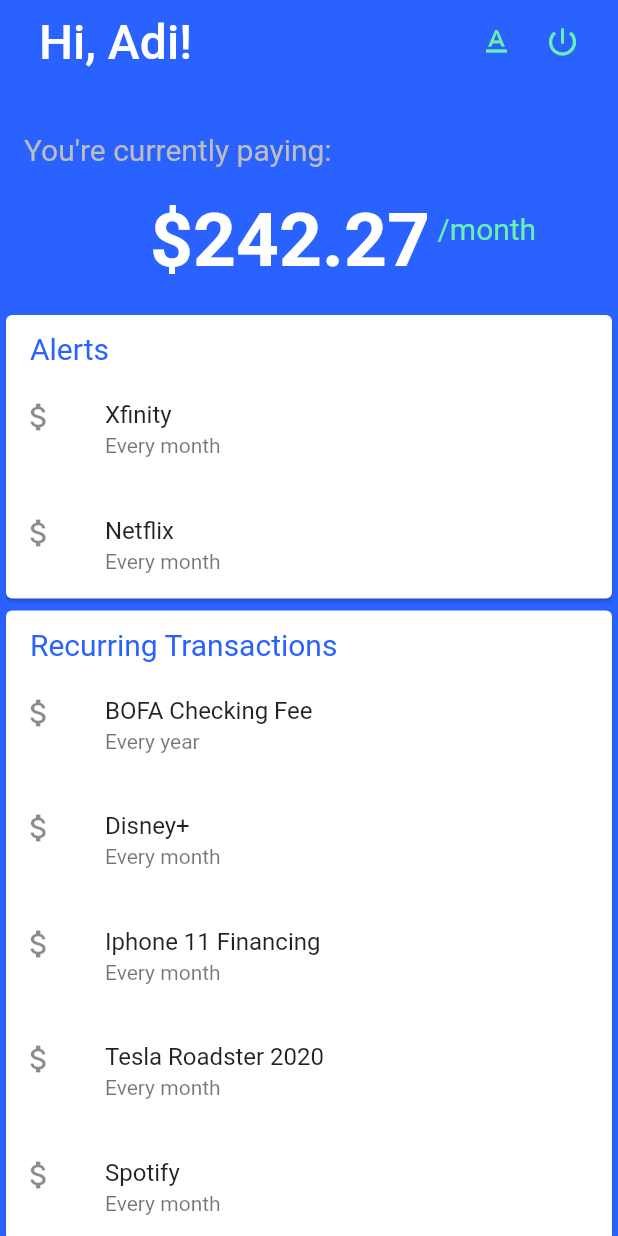
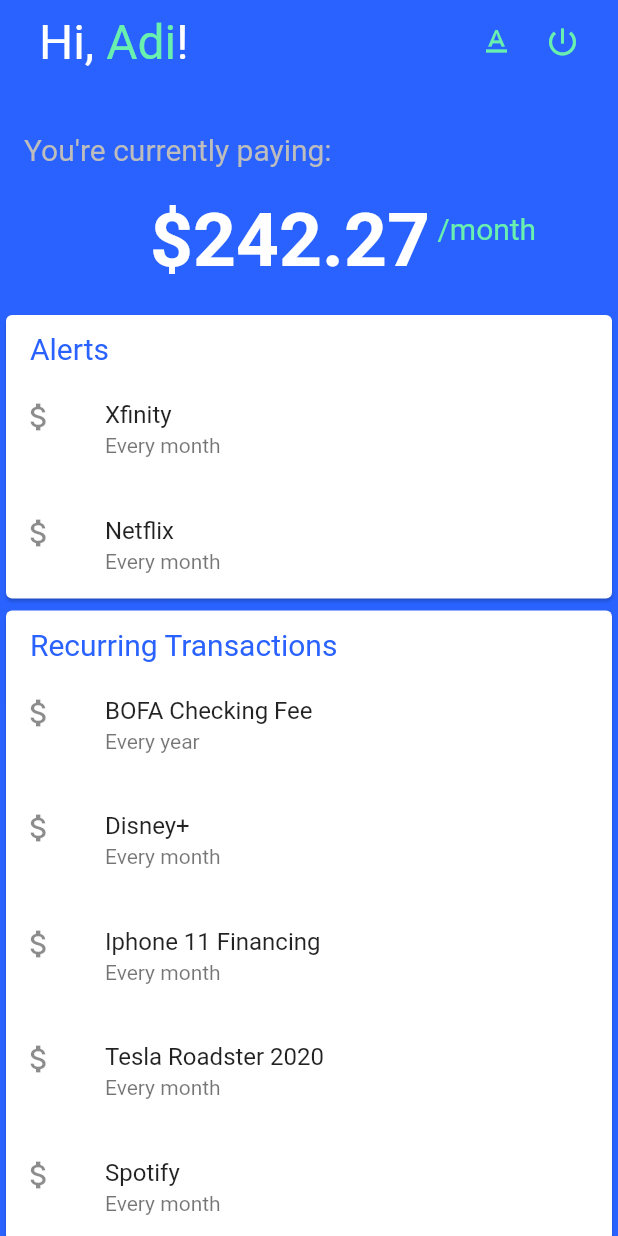
Before and after one commit to IYZaytsev/VTHacks-Frontend, a Flutter app: the screen it shows after launch, on a phone screen of 412 x 824 dp. Run offline on Flutter 3.47's test engine with Material 2 defaults, Android fonts, the phone set to English and light mode, and no system bars.

Commit message:
quality of life improvements

```diff
--- a/lib/main.dart
+++ b/lib/main.dart
@@ -27,11 +27,29 @@ class MainApp extends StatelessWidget {
     return Scaffold(
       appBar: AppBar(
         titleSpacing: -30.0,
-        title: Text(
-          'Hi, ${name}!',
+        title: RichText(
+          text: TextSpan(
+            text: 'Hi, ',
             style: TextStyle(
-              fontSize: 32,
-            ),
+              color: Colors.white,
+              fontSize: 32),
+              children: <TextSpan>[
+                TextSpan(text: 'Adi',
+                  style: TextStyle(
+                    color: Color(0xFF69F0AE),
+                    fontSize: 32,
+                  ),
+                  children: <TextSpan> [
+                    TextSpan(text: '!',
+                      style: TextStyle(
+                        color: Colors.white,
+                        fontSize: 32,
+                      ),
+                    ),
+                  ]
+                )
+              ]
+          ),
         ),
         elevation: 0.0,
         backgroundColor: Color(0xFF2962FF),
```
